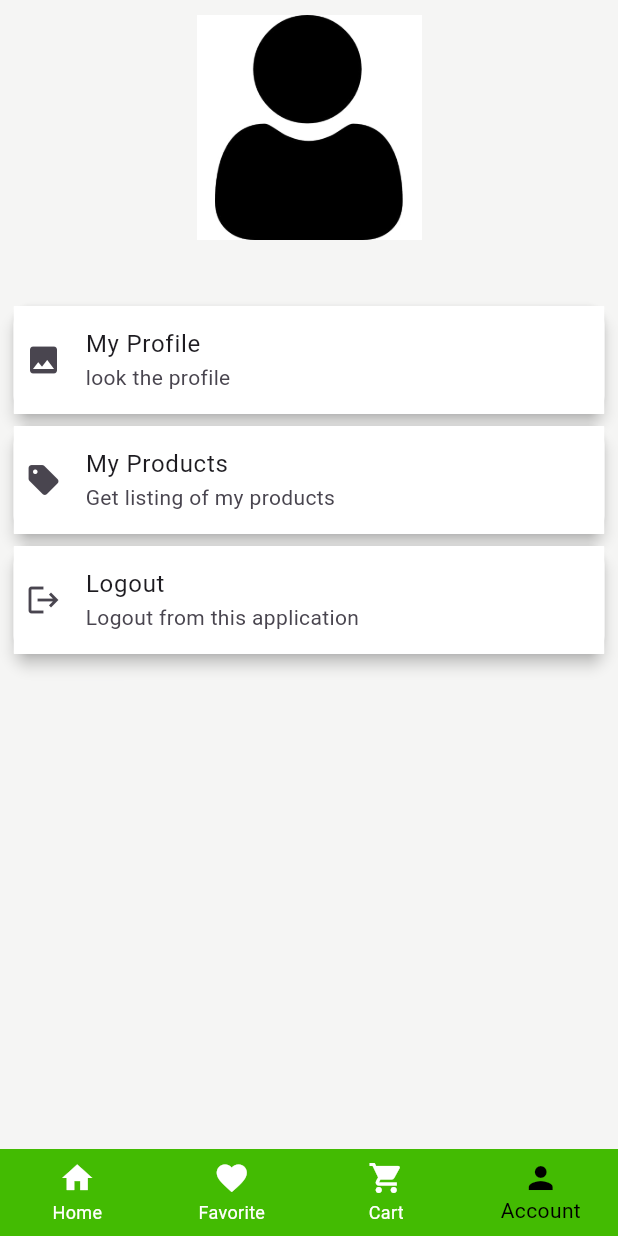
After one commit to sarrru/onlinestore, a Flutter app: the DashboardScreen screen opened by its route, swiped to page 4, on a phone screen of 412 x 824 dp. The commit adds this screen. Run offline on Flutter 3.47's test engine with Material 3 defaults, Android fonts, the phone set to English and light mode, and no system bars; drawn by our look-alikes of loader_overlay; our stand-ins replace carousel_slider, cloud_firestore, firebase_auth, firebase_core, firebase_messaging, firebase_storage and 3 more; accounts and stored records are empty.

Commit message:
main.dart

```diff
--- a/lib/main.dart
+++ b/lib/main.dart
@@ -11,6 +11,7 @@ import 'package:clothingshop/screens/product/edit_product_screen.dart';
 import 'package:clothingshop/screens/product/my_product_screen.dart';
 import 'package:clothingshop/screens/product/single_product_screen.dart';
 import 'package:clothingshop/screens/splash_screen.dart';
+import 'package:clothingshop/services/local_notification_service.dart';
 import 'package:clothingshop/viewmodels/auth_viewmodel.dart';
 import 'package:clothingshop/viewmodels/category_viewmodel.dart';
 import 'package:clothingshop/viewmodels/global_ui_viewmodel.dart';
@@ -32,7 +33,7 @@ void main() async {
   await Firebase.initializeApp(
     options: DefaultFirebaseOptions.currentPlatform,
   );
-  NotificationSecrvice.initialize();
+  NotificationService.initialize();
   runApp(MyApp());
 }
 
--- /dev/null
+++ b/lib/screens/account/account_screen.dart
@@ -0,0 +1,117 @@
+import 'package:flutter/cupertino.dart';
+import 'package:flutter/material.dart';
+import 'package:provider/provider.dart';
+
+import '../../viewmodels/auth_viewmodel.dart';
+import '../../viewmodels/global_ui_viewmodel.dart';
+
+class AccountScreen extends StatefulWidget {
+  const AccountScreen({Key? key}) : super(key: key);
+
+  @override
+  State<AccountScreen> createState() => _AccountScreenState();
+}
+
+class _AccountScreenState extends State<AccountScreen> {
+  void logout() async {
+    _ui.loadState(true);
+    try {
+      await _auth.logout().then((value) {
+        Navigator.of(context).pushReplacementNamed('/login');
+      }).catchError((e) {
+        ScaffoldMessenger.of(context)
+            .showSnackBar(SnackBar(content: Text(e.message.toString())));
+      });
+    } catch (err) {
+      ScaffoldMessenger.of(context)
+          .showSnackBar(SnackBar(content: Text(err.toString())));
+    }
+    _ui.loadState(false);
+  }
+
+  late GlobalUIViewModel _ui;
+  late AuthViewModel _auth;
+  @override
+  void initState() {
+    _ui = Provider.of<GlobalUIViewModel>(context, listen: false);
+    _auth = Provider.of<AuthViewModel>(context, listen: false);
+    super.initState();
+  }
+
+  @override
+  Widget build(BuildContext context) {
+    return SingleChildScrollView(
+      child: Column(
+        children: [
+          SizedBox(
+            height: 10,
+          ),
+          Image.asset(
+            "assets/images/profile.jpg",
+            height: 150,
+            width: 150,
+          ),
+          SizedBox(
+            height: 10,
+          ),
+          Container(
+            child: Text(_auth.loggedInUser!.email.toString()),
+          ),
+          SizedBox(
+            height: 10,
+          ),
+          makeSettings(
+              icon: Icon(Icons.photo),
+              title: "My Profile",
+              subtitle: "look the profile",
+              onTap: () {
+                Navigator.of(context).pushNamed("/my_profile");
+              }),
+          makeSettings(
+              icon: Icon(Icons.sell),
+              title: "My Products",
+              subtitle: "Get listing of my products",
+              onTap: () {
+                Navigator.of(context).pushNamed("/my-products");
+              }),
+          makeSettings(
+              icon: Icon(Icons.logout),
+              title: "Logout",
+              subtitle: "Logout from this application",
+              onTap: () {
+                logout();
+              }),
+        ],
+      ),
+    );
+  }
+
+  makeSettings(
+      {required Icon icon,
+      required String title,
+      required String subtitle,
+      Function()? onTap}) {
+    return InkWell(
+      onTap: onTap,
+      child: Container(
+        margin: EdgeInsets.symmetric(horizontal: 5),
+        child: Card(
+            elevation: 4,
+            color: Colors.white,
+            child: ListTile(
+                tileColor: Colors.white,
+                shape: RoundedRectangleBorder(
+                  borderRadius: BorderRadius.circular(0.5),
+                ),
+                contentPadding: const EdgeInsets.symmetric(horizontal: 8.0),
+                leading: icon,
+                title: Text(
+                  title,
+                ),
+                subtitle: Text(
+                  subtitle,
+                ))),
+      ),
+    );
+  }
+}
--- /dev/null
+++ b/lib/screens/account/edit_account_screen.dart
@@ -0,0 +1,15 @@
+import 'package:flutter/material.dart';
+// WIP
+class EditAccountScreen extends StatefulWidget {
+  const EditAccountScreen({Key? key}) : super(key: key);
+
+  @override
+  State<EditAccountScreen> createState() => _EditAccountScreenState();
+}
+
+class _EditAccountScreenState extends State<EditAccountScreen> {
+  @override
+  Widget build(BuildContext context) {
+    return Container();
+  }
+}
--- a/lib/screens/dashboard/dashboard.dart
+++ b/lib/screens/dashboard/dashboard.dart
@@ -7,6 +7,7 @@ import '../../viewmodels/auth_viewmodel.dart';
 import '../../viewmodels/category_viewmodel.dart';
 import '../../viewmodels/global_ui_viewmodel.dart';
 import '../../viewmodels/product_viewmodel.dart';
+import '../account/account_screen.dart';
 import '../cart/cart_screen.dart';
 import '../favorite/favorite_screen.dart';
 import '../home/home_screen.dart';
```
